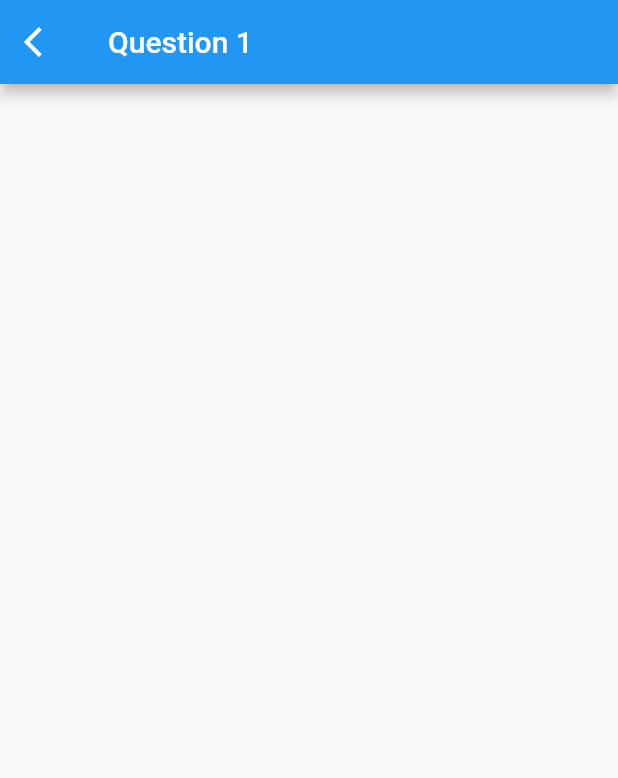
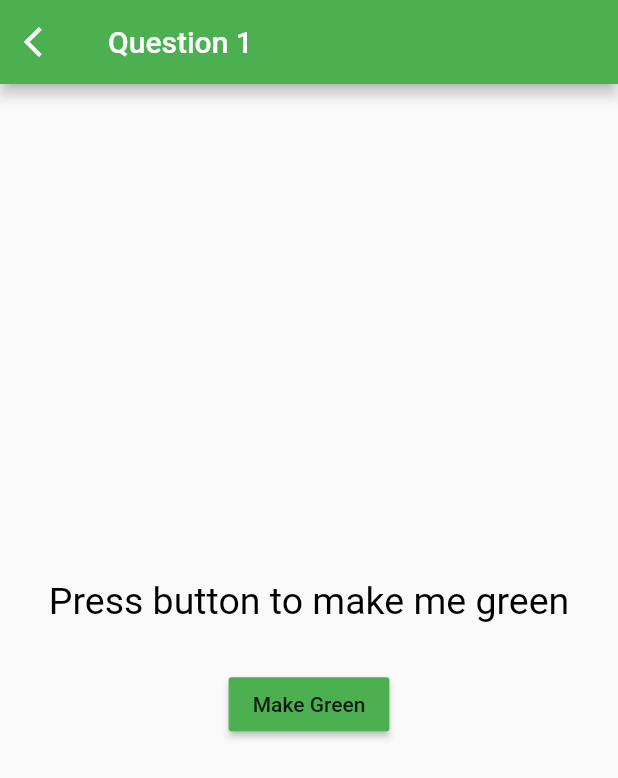
Before and after one commit to bry02g/hw2_stateful_widgets, a Flutter app: the screen it shows after launch, after a tap on "Question 1", on a phone screen of 412 x 824 dp. Shown: the top 778 px of the screen. Run offline on Flutter 3.47's test engine with Material 2 defaults, Android fonts, the phone set to English and light mode, and no system bars.

Commit message:
added question 1

```diff
--- a/lib/questions/question1.dart
+++ b/lib/questions/question1.dart
@@ -6,11 +6,15 @@ class Question1 extends StatefulWidget {
 }
 
 class _Question1State extends State<Question1> {
+
+  bool _setGreen = false;
+
   @override
   Widget build(BuildContext context) {
     return MaterialApp(
       home: Scaffold(
           appBar: AppBar(
+            backgroundColor: Colors.green,
             leading: IconButton(
               icon: Icon(
                 Icons.arrow_back_ios,
@@ -21,14 +25,38 @@ class _Question1State extends State<Question1> {
               },
             ),
             title: Text('Question 1'),
-            actions: <Widget>[
-              // ADD ICON HERE
-            ],
           ),
           body: Center(
-            child: null,
-          )
-        ),
+            child: Padding(
+              padding: const EdgeInsets.all(8.0),
+              child: Column(
+                  mainAxisAlignment: MainAxisAlignment.center,
+                  children: <Widget>[
+                    Text(
+                      'Press button to make me green',
+                      textAlign: TextAlign.center,
+                      style: TextStyle(
+                        fontSize: 25,
+
+                        // WILL NEED TO MODIFY THIS LINE
+                        color: Colors.black,
+
+
+                      ),
+                    ),
+                    Padding(
+                      padding: const EdgeInsets.only(top: 30),
+                      child: RaisedButton(
+                        child: Text('Make Green'),
+                        color: Colors.green,
+                        onPressed: (){
+                         // ADD YOUR CODE HERE
+                        },
+                      ),
+                    )
+                  ]),
+            ),
+          )),
     );
   }
 }
```
Also changed, not shown: 2 other files.
